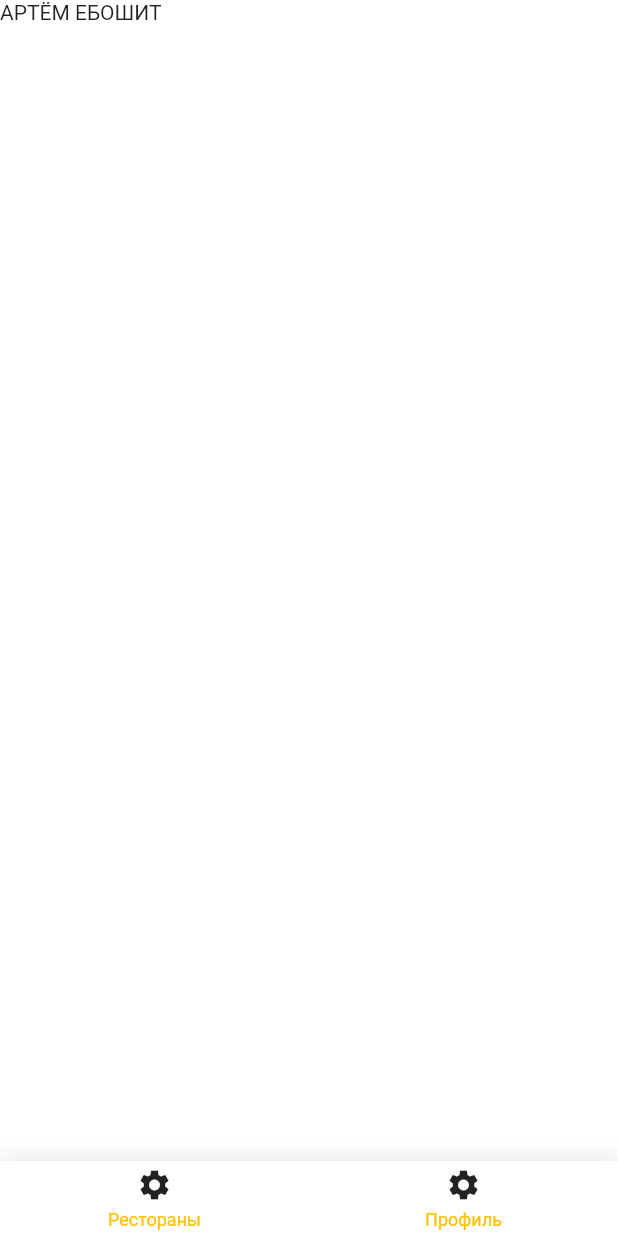
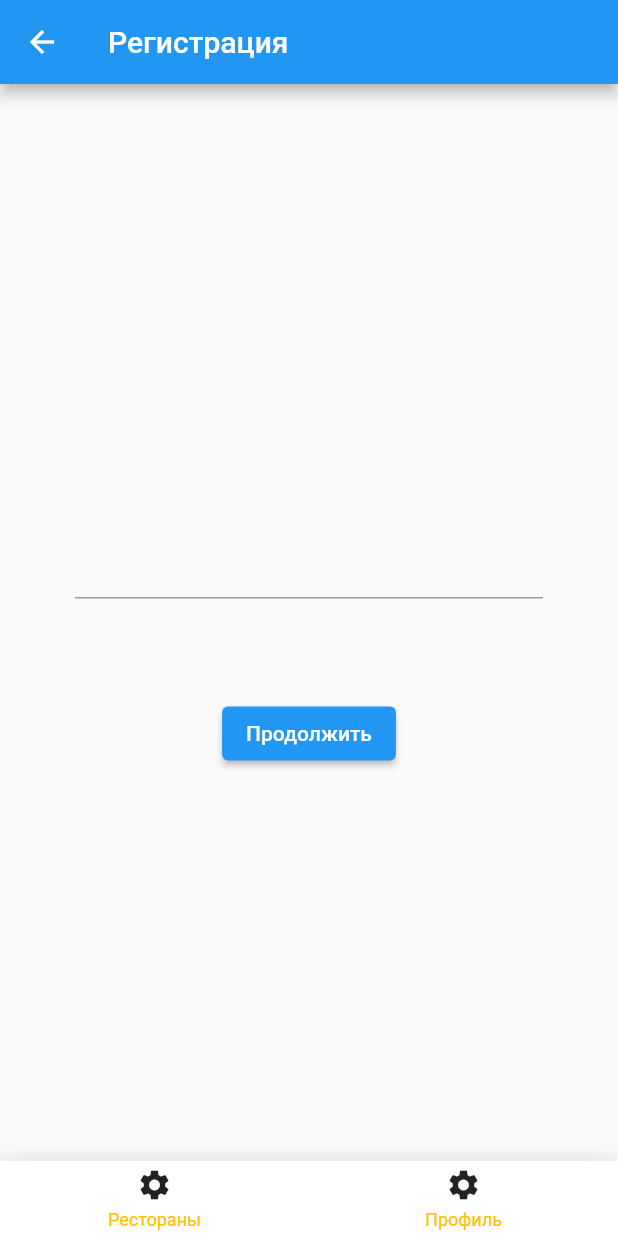
Before and after one commit to PurrfectME/booking-app, a Flutter app: the MainScreen screen opened by its route, after a tap on "Профиль", on a phone screen of 412 x 824 dp. Run offline on Flutter 3.47's test engine with Material 2 defaults, Android fonts, the phone set to English and light mode, and no system bars; our stand-ins replace bloc, bloc_concurrency, carousel_slider, equatable, flutter_bloc, modal_bottom_sheet.

Commit message:
add registration screen

```diff
--- a/lib/blocs/blocs.dart
+++ b/lib/blocs/blocs.dart
@@ -1,3 +1,4 @@
 export 'login/login_bloc.dart';
 export 'places/places_bloc.dart';
 export 'place_info/place_info_bloc.dart';
+export 'profile/profile_bloc.dart';
--- /dev/null
+++ b/lib/blocs/profile/profile_bloc.dart
@@ -0,0 +1,19 @@
+import 'package:equatable/equatable.dart';
+import 'package:flutter_bloc/flutter_bloc.dart';
+
+part 'profile_event.dart';
+part 'profile_state.dart';
+
+class ProfileBloc extends Bloc<ProfileEvent, ProfileState> {
+  ProfileBloc() : super(ProfileInitial()) {
+    on<ProfileEvent>((event, emit) {
+      if (event is AddProfileName) {
+        emit(ProfileLoading());
+
+        // call post: /profile
+
+        emit(ProfileSuccess());
+      }
+    });
+  }
+}
--- /dev/null
+++ b/lib/blocs/profile/profile_event.dart
@@ -0,0 +1,17 @@
+part of 'profile_bloc.dart';
+
+abstract class ProfileEvent extends Equatable {
+  const ProfileEvent();
+
+  @override
+  List<Object> get props => [];
+}
+
+class AddProfileName extends ProfileEvent {
+  final String name;
+
+  const AddProfileName(this.name);
+
+  @override
+  List<Object> get props => [name];
+}
--- /dev/null
+++ b/lib/blocs/profile/profile_state.dart
@@ -0,0 +1,23 @@
+part of 'profile_bloc.dart';
+
+abstract class ProfileState extends Equatable {
+  const ProfileState();
+
+  @override
+  List<Object> get props => [];
+}
+
+class ProfileInitial extends ProfileState {}
+
+class ProfileLoading extends ProfileState {}
+
+class ProfileError extends ProfileState {
+  final String error;
+
+  const ProfileError(this.error);
+
+  @override
+  List<Object> get props => [error];
+}
+
+class ProfileSuccess extends ProfileState {}
--- a/lib/navigation.dart
+++ b/lib/navigation.dart
@@ -36,7 +36,7 @@ class Navigation {
 
   /// Navigate to [ProfileScreen]
   static Future<void> toProfile() {
-    beforeNavigate();
+    // beforeNavigate();
     return navigatorKey.currentState!
         .pushNamedAndRemoveUntil(ProfileScreen.pageRoute, (route) => false);
   }
--- a/lib/screens/place_info/widgets/table.dart
+++ b/lib/screens/place_info/widgets/table.dart
@@ -10,9 +10,9 @@ class TableInfo extends StatelessWidget {
     return InkWell(
       // onTap: () => onTap(place),
       child: Container(
-          margin: const EdgeInsets.all(7.0),
-          width: 300,
-          height: 300,
+          // margin: const EdgeInsets.all(5.0),
+          // width: 300,
+          // height: 300,
           decoration: const BoxDecoration(
               image: DecorationImage(
                   opacity: 1,
--- a/lib/screens/profile/profile_screen.dart
+++ b/lib/screens/profile/profile_screen.dart
@@ -1,4 +1,8 @@
+import 'package:booking_app/blocs/blocs.dart';
+import 'package:booking_app/navigation.dart';
 import 'package:flutter/cupertino.dart';
+import 'package:flutter/material.dart';
+import 'package:flutter_bloc/flutter_bloc.dart';
 
 class ProfileScreen extends StatefulWidget {
   static const pageRoute = '/profile';
@@ -9,10 +13,77 @@ class ProfileScreen extends StatefulWidget {
 }
 
 class _ProfileScreenState extends State<ProfileScreen> {
+  final _formKey = GlobalKey<FormState>();
+  String? name;
+
   @override
   Widget build(BuildContext context) {
-    return Container(
-      child: Text("АРТЁМ ЕБОШИТ"),
+    return BlocListener<ProfileBloc, ProfileState>(
+      listener: (context, state) {
+        if (state is ProfileError) {
+          ScaffoldMessenger.of(context).showSnackBar(
+            SnackBar(content: Text('Ошибка: ${state.error}')),
+          );
+        } else if (state is ProfileSuccess) {
+          Navigation.toMain();
+        }
+      },
+      child: Scaffold(
+        appBar: AppBar(
+          title: const Text('Регистрация'),
+        ),
+        body: Form(
+          key: _formKey,
+          child: Padding(
+            padding: const EdgeInsets.symmetric(horizontal: 50),
+            child: Column(
+              mainAxisAlignment: MainAxisAlignment.center,
+              crossAxisAlignment: CrossAxisAlignment.center,
+              children: [
+                TextFormField(
+                  keyboardType: TextInputType.name,
+                  onSaved: (newValue) {
+                    name = newValue;
+                  },
+                  // onChanged: phoneNumberOnChange,
+                  // The validator receives the text that the user has entered.
+                  // validator: validatePhoneNumber),
+                ),
+                SizedBox(height: 50),
+                Padding(
+                  padding: const EdgeInsets.symmetric(vertical: 16.0),
+                  child: BlocBuilder<ProfileBloc, ProfileState>(
+                      buildWhen: (previous, current) {
+                    if (current is ProfileSuccess) Navigation.toMain();
+                    if (current is ProfileError) return false;
+                    return true;
+                  }, builder: (context, state) {
+                    if (state is ProfileLoading) {
+                      return const ElevatedButton(
+                        onPressed: null,
+                        child: CupertinoActivityIndicator(),
+                      );
+                    } else {
+                      return ElevatedButton(
+                        onPressed: () {
+                          // Validate returns true if the form is valid, or false otherwise.
+                          if (_formKey.currentState!.validate()) {
+                            _formKey.currentState!.save();
+                            context
+                                .read<ProfileBloc>()
+                                .add(AddProfileName(name!));
+                          }
+                        },
+                        child: const Text('Продолжить'),
+                      );
+                    }
+                  }),
+                ),
+              ],
+            ),
+          ),
+        ),
+      ),
     );
   }
 }
--- a/pubspec.yaml
+++ b/pubspec.yaml
@@ -43,6 +43,7 @@ dependencies:
   bloc_concurrency: ^0.2.0
   intl: ^0.17.0
   modal_bottom_sheet: ^2.1.2
+  carousel_slider: ^4.1.1
 
 dev_dependencies:
 
```
Also changed, not shown: lib/blocs/place_info/place_info_bloc.dart (+4 -4 lines), lib/main.dart (+5 -5 lines), lib/models/table_model.dart (+2 -17 lines), lib/screens/login/login_screen.dart (+2 -6 lines), lib/screens/place_info/place_info_screen.dart (+33 -22 lines), pubspec.lock.
